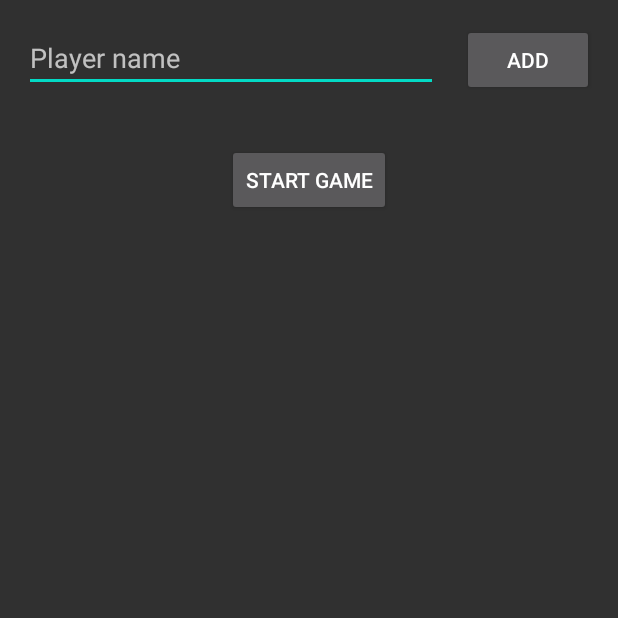
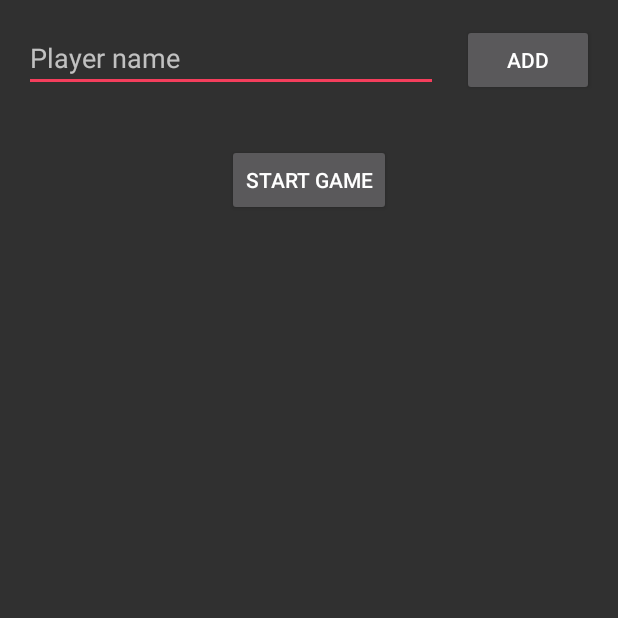
Before and after one commit to arndtphillip/Zehntausend, an Android app: the screen it shows after launch (NewGameActivity), after a tap on "NEW GAME", on a phone screen of 412 x 824 dp, the top half of it. Run offline under Robolectric (Android 15) with nearby library versions, the phone set to English and light mode, and no system bars.

Commit message:
Improved style of app

```diff
--- a/app/src/main/res/drawable/ic_add_circle_green_24dp.xml
+++ b/app/src/main/res/drawable/ic_add_circle.xml
@@ -1,4 +1,4 @@
 <vector android:height="32dp" android:viewportHeight="24.0"
     android:viewportWidth="24.0" android:width="32dp" xmlns:android="http://schemas.android.com/apk/res/android">
-    <path android:fillColor="#48a868" android:pathData="M12,2C6.48,2 2,6.48 2,12s4.48,10 10,10 10,-4.48 10,-10S17.52,2 12,2zM17,13h-4v4h-2v-4L7,13v-2h4L11,7h2v4h4v2z"/>
+    <path android:fillColor="#dddddd" android:pathData="M12,2C6.48,2 2,6.48 2,12s4.48,10 10,10 10,-4.48 10,-10S17.52,2 12,2zM17,13h-4v4h-2v-4L7,13v-2h4L11,7h2v4h4v2z"/>
 </vector>
--- /dev/null
+++ b/app/src/main/res/drawable/ic_undo.xml
@@ -0,0 +1,4 @@
+<vector android:height="32dp" android:viewportHeight="24.0"
+    android:viewportWidth="24.0" android:width="32dp" xmlns:android="http://schemas.android.com/apk/res/android">
+    <path android:fillColor="#dddddd" android:pathData="M12.5,8c-2.65,0 -5.05,0.99 -6.9,2.6L2,7v9h9l-3.62,-3.62c1.39,-1.16 3.16,-1.88 5.12,-1.88 3.54,0 6.55,2.31 7.6,5.5l2.37,-0.78C21.08,11.03 17.15,8 12.5,8z"/>
+</vector>
--- a/app/src/main/res/drawable/ic_undo_red_24dp.xml
+++ /dev/null
@@ -1,4 +0,0 @@
-<vector android:height="32dp" android:viewportHeight="24.0"
-    android:viewportWidth="24.0" android:width="32dp" xmlns:android="http://schemas.android.com/apk/res/android">
-    <path android:fillColor="#dc3545" android:pathData="M12.5,8c-2.65,0 -5.05,0.99 -6.9,2.6L2,7v9h9l-3.62,-3.62c1.39,-1.16 3.16,-1.88 5.12,-1.88 3.54,0 6.55,2.31 7.6,5.5l2.37,-0.78C21.08,11.03 17.15,8 12.5,8z"/>
-</vector>
--- a/app/src/main/res/values/colors.xml
+++ b/app/src/main/res/values/colors.xml
@@ -1,6 +1,6 @@
 <?xml version="1.0" encoding="utf-8"?>
 <resources>
-    <color name="colorPrimary">#6200EE</color>
-    <color name="colorPrimaryDark">#3700B3</color>
-    <color name="colorAccent">#03DAC5</color>
+    <color name="colorPrimary">#393c4d</color>
+    <color name="colorPrimaryDark">#232530</color>
+    <color name="colorAccent">#F43E5C</color>
 </resources>
```
Also changed, not shown: app/src/main/res/layout/activity_game.xml (+5 -3 lines).
